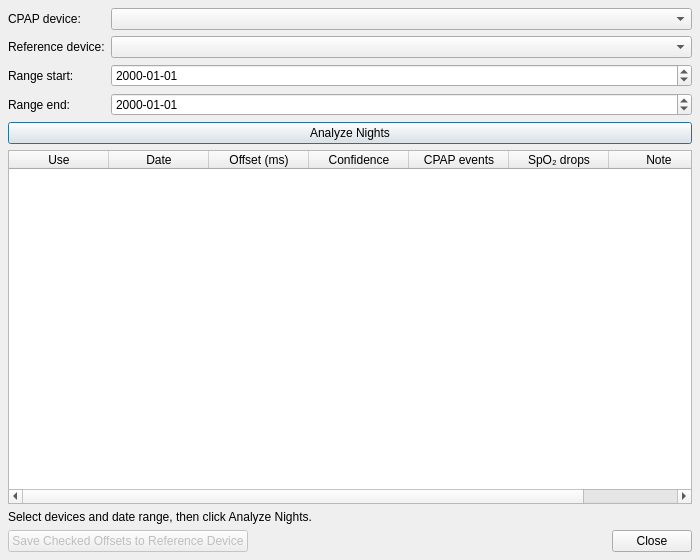
Before: the Qt Designer form oscar/clocksyncdialog.ui in garett09/OSCAR-V2, drawn with Qt 5.
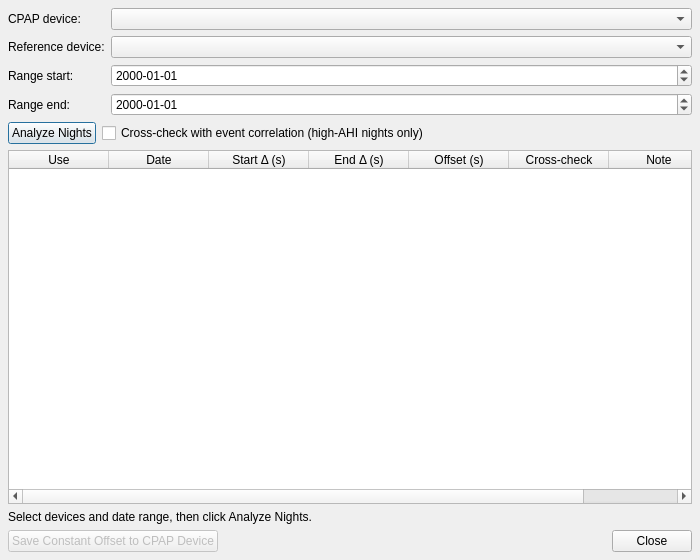
After: the same form once the commit is applied.

Commit message: fix(clocksync): use constant offset, correct the CPAP not the reference

Diff of the .ui file:
```diff
--- a/oscar/clocksyncdialog.ui
+++ b/oscar/clocksyncdialog.ui
@@ -60,11 +60,29 @@
    </item>
 
    <item>
+    <layout class="QHBoxLayout">
+     <item>
     <widget class="QPushButton" name="btnAnalyze">
      <property name="text"><string>Analyze Nights</string></property>
      <property name="maximumWidth"><number>160</number></property>
     </widget>
    </item>
+     <item>
+      <widget class="QCheckBox" name="chkValidate">
+       <property name="text"><string>Cross-check with event correlation (high-AHI nights only)</string></property>
+       <property name="toolTip"><string>Optional: run the apnea/SpO₂ event cross-correlation as a sanity check against the recording-window offset. Slower, and only works on nights with enough CPAP events. Never changes the saved value.</string></property>
+       <property name="checked"><bool>false</bool></property>
+      </widget>
+     </item>
+     <item>
+      <spacer>
+       <property name="orientation"><enum>Qt::Horizontal</enum></property>
+       <property name="sizeType"><enum>QSizePolicy::Expanding</enum></property>
+       <property name="sizeHint" stdset="0"><size><width>40</width><height>20</height></size></property>
+      </spacer>
+     </item>
+    </layout>
+   </item>
 
    <item>
     <widget class="QTableWidget" name="resultsTable">
@@ -82,10 +100,10 @@
      <property name="alternatingRowColors"><bool>true</bool></property>
      <column><property name="text"><string>Use</string></property></column>
      <column><property name="text"><string>Date</string></property></column>
-     <column><property name="text"><string>Offset (ms)</string></property></column>
-     <column><property name="text"><string>Confidence</string></property></column>
-     <column><property name="text"><string>CPAP events</string></property></column>
-     <column><property name="text"><string>SpO₂ drops</string></property></column>
+     <column><property name="text"><string>Start Δ (s)</string></property></column>
+     <column><property name="text"><string>End Δ (s)</string></property></column>
+     <column><property name="text"><string>Offset (s)</string></property></column>
+     <column><property name="text"><string>Cross-check</string></property></column>
      <column><property name="text"><string>Note</string></property></column>
     </widget>
    </item>
@@ -101,7 +119,7 @@
     <layout class="QHBoxLayout">
      <item>
       <widget class="QPushButton" name="btnApply">
-       <property name="text"><string>Save Checked Offsets to Reference Device</string></property>
+       <property name="text"><string>Save Constant Offset to CPAP Device</string></property>
        <property name="enabled"><bool>false</bool></property>
       </widget>
      </item>
```
Lines whose indentation alone changed are shown as unchanged. The commit also changes 7 other files.
